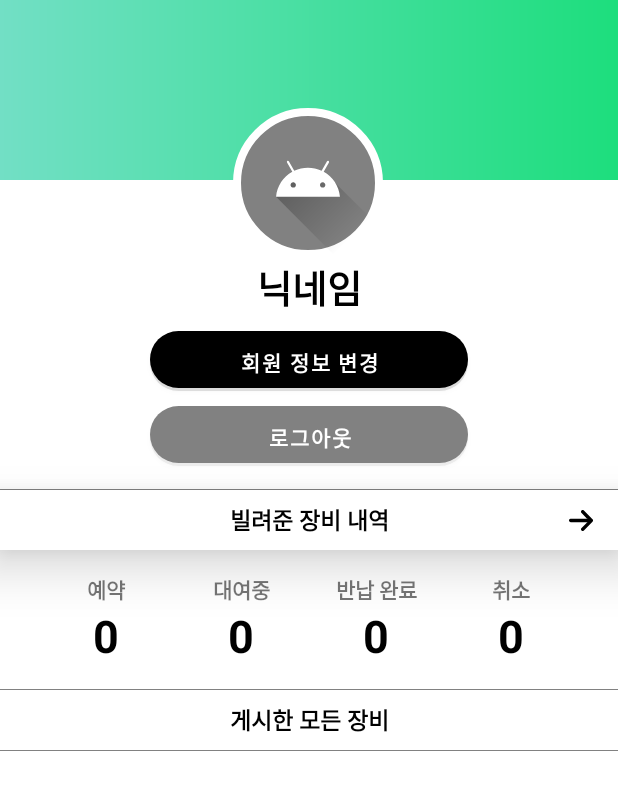
After one commit to KSangH/2021-Capstone-Design, an Android app: the MypageActivity screen opened directly, with no data from a screen before it, on a phone screen of 412 x 824 dp. The commit adds this screen. Shown: the top 790 px of the screen. Run offline under Robolectric (Android 15) with nearby library versions, the phone set to English and light mode, and no system bars.

Commit message:
MypageActivity design update -1차 완성
FilterActivity design update
-background color changed

```diff
--- a/Android/Campong/app/src/main/AndroidManifest.xml
+++ b/Android/Campong/app/src/main/AndroidManifest.xml
@@ -13,10 +13,11 @@
         android:roundIcon="@mipmap/ic_launcher_round"
         android:supportsRtl="true"
         android:theme="@style/Theme.Campong">
+        <activity android:name=".view.MypageActivity"></activity>
+
         <uses-library
             android:name="com.google.android.wearable"
             android:required="true" />
-
         <!--
                Set to true if your app is Standalone, that is, it does not require the handheld
                app to run.
--- /dev/null
+++ b/Android/Campong/app/src/main/java/com/basecamp/campong/view/MypageActivity.kt
@@ -0,0 +1,13 @@
+package com.basecamp.campong.view
+
+import androidx.appcompat.app.AppCompatActivity
+import android.os.Bundle
+import com.basecamp.campong.R
+
+class MypageActivity : AppCompatActivity() {
+    override fun onCreate(savedInstanceState: Bundle?) {
+        super.onCreate(savedInstanceState)
+        setContentView(R.layout.activity_mypage)
+    }
+
+}
--- /dev/null
+++ b/Android/Campong/app/src/main/res/drawable/ic_arrow_r.xml
@@ -0,0 +1,9 @@
+<vector xmlns:android="http://schemas.android.com/apk/res/android"
+    android:width="16dp"
+    android:height="14dp"
+    android:viewportWidth="447.24"
+    android:viewportHeight="383.56">
+  <path
+      android:fillColor="#FF000000"
+      android:pathData="M26.88,160.39a31.11,31.11 0,0 1,5.54 -0.41L347.94,159.98l-6.88,-3.2A63.87,63.87 0,0 1,323 143.98L234.5,55.5a33.11,33.11 0,0 1,-4.64 -42.4A32,32 0,0 1,274.58 6.16a33.26,33.26 0,0 1,3.28 2.76l160,160a32,32 0,0 1,0 45.25l0,0 -160,160A32,32 0,0 1,232.6 374.16a32.59,32.59 0,0 1,-2.74 -3.14,33.11 33.11,0 0,1 4.64,-42.4l88.32,-88.64a63.88,63.88 0,0 1,16 -11.68l9.6,-4.32L34.18,223.98A33.11,33.11 0,0 1,0.42 197.1,32 32,0 0,1 26.88,160.39Z"/>
+</vector>
--- /dev/null
+++ b/Android/Campong/app/src/main/res/drawable/profile_photo.xml
@@ -0,0 +1,10 @@
+<?xml version="1.0" encoding="utf-8"?>
+<selector xmlns:android="http://schemas.android.com/apk/res/android">
+    <item>
+        <shape android:shape="oval">
+            <solid android:color="#818181"></solid>
+            <stroke android:color="@color/white" android:width="5dp"></stroke>
+        </shape>
+    </item>
+
+</selector>
--- a/Android/Campong/app/src/main/res/layout/activity_filter.xml
+++ b/Android/Campong/app/src/main/res/layout/activity_filter.xml
@@ -5,7 +5,7 @@
     android:layout_width="match_parent"
     android:layout_height="match_parent"
     tools:context=".view.FilterActivity"
-    android:background="@color/white"
+    android:background="#f0f0f0"
     >
     <androidx.appcompat.widget.Toolbar
         xmlns:android="http://schemas.android.com/apk/res/android"
--- /dev/null
+++ b/Android/Campong/app/src/main/res/layout/activity_mypage.xml
@@ -0,0 +1,254 @@
+<?xml version="1.0" encoding="utf-8"?>
+<androidx.constraintlayout.widget.ConstraintLayout xmlns:android="http://schemas.android.com/apk/res/android"
+    xmlns:app="http://schemas.android.com/apk/res-auto"
+    xmlns:tools="http://schemas.android.com/tools"
+    android:layout_width="match_parent"
+    android:layout_height="match_parent"
+    tools:context=".view.MypageActivity"
+    android:background="@color/white">
+
+    <View
+        android:id="@+id/imageView2"
+        android:layout_width="0dp"
+        android:layout_height="120dp"
+        android:background="@drawable/background_main_color"
+        app:layout_constraintEnd_toEndOf="parent"
+        app:layout_constraintStart_toStartOf="parent"
+        app:layout_constraintTop_toTopOf="parent" />
+
+    <ImageView
+        android:id="@+id/profile"
+        android:layout_width="100dp"
+        android:layout_height="100dp"
+        android:layout_marginTop="72dp"
+        android:background="@drawable/profile_photo"
+        android:src="@drawable/ic_launcher_foreground"
+        app:layout_constraintEnd_toEndOf="parent"
+        app:layout_constraintHorizontal_bias="0.498"
+        app:layout_constraintStart_toStartOf="parent"
+        app:layout_constraintTop_toTopOf="@+id/imageView2" />
+
+    <TextView
+        android:id="@+id/textView"
+        android:layout_width="match_parent"
+        android:layout_height="wrap_content"
+        android:text="닉네임"
+        android:textColor="@color/black"
+        android:textStyle="bold"
+        android:textSize="25dp"
+        app:layout_constraintTop_toBottomOf="@id/profile"
+        android:textAlignment="center"/>
+
+    <Button
+        android:id="@+id/button"
+        android:layout_width="match_parent"
+        android:layout_height="40dp"
+        android:layout_marginHorizontal="100dp"
+        android:layout_marginVertical="10dp"
+        android:text="회원 정보 변경"
+        android:textStyle="bold"
+        android:background="@drawable/button_main_color"
+        app:backgroundTint="@color/black"
+        app:layout_constraintTop_toBottomOf="@id/textView"
+        />
+    <Button
+        android:id="@+id/button2"
+        android:layout_width="match_parent"
+        android:layout_height="40dp"
+        android:layout_marginHorizontal="100dp"
+        android:layout_marginVertical="10dp"
+        android:text="로그아웃"
+        android:textStyle="bold"
+        android:background="@drawable/button_main_color"
+        app:backgroundTint="#818181"
+        app:layout_constraintTop_toBottomOf="@id/button"
+
+        />
+
+    <View
+        android:id="@+id/divider"
+        android:layout_width="match_parent"
+        android:layout_height="0.8dp"
+        android:layout_marginVertical="15dp"
+        android:background="#818181"
+        app:layout_constraintTop_toBottomOf="@id/button2"
+        />
+
+
+    <FrameLayout
+        android:id="@+id/b_list"
+        android:layout_width="match_parent"
+        android:layout_height="40dp"
+        app:layout_constraintTop_toBottomOf="@id/divider"
+        android:orientation="horizontal"
+        android:background="@color/white"
+        android:elevation="20dp"
+        android:gravity="center"
+        >
+
+        <ImageButton
+            android:id="@+id/imageButton"
+            android:layout_width="50dp"
+            android:layout_height="match_parent"
+            android:background="#00FFFFFF"
+            android:layout_gravity="right"
+            app:srcCompat="@drawable/ic_arrow_r" />
+
+        <TextView
+            android:id="@+id/textView2"
+            android:layout_width="match_parent"
+            android:layout_height="match_parent"
+            android:gravity="center"
+            android:text="빌려준 장비 내역"
+            android:textAlignment="center"
+            android:textColor="@color/black"
+            android:textSize="15dp"
+            android:textStyle="bold" />
+
+    </FrameLayout>
+
+    <LinearLayout
+        android:id="@+id/state_lay"
+        android:layout_width="match_parent"
+        android:layout_height="wrap_content"
+        android:orientation="horizontal"
+        android:gravity="center"
+        app:layout_constraintTop_toBottomOf="@id/b_list">
+        <LinearLayout
+            android:layout_width="wrap_content"
+            android:layout_height="match_parent"
+            android:orientation="vertical"
+            android:gravity="center"
+            android:layout_marginHorizontal="10dp"
+            >
+            <TextView
+                android:layout_width="70dp"
+                android:layout_height="wrap_content"
+                android:paddingTop="15dp"
+                android:gravity="center"
+                android:text="예약"
+                android:textStyle="bold"
+                android:textAlignment="center"/>
+            <TextView
+                android:layout_width="match_parent"
+                android:layout_height="wrap_content"
+                android:gravity="center"
+                android:text="0"
+                android:textStyle="bold"
+                android:textColor="@color/black"
+                android:textAlignment="center"
+                android:textSize="30dp"/>
+
+        </LinearLayout>
+        <LinearLayout
+            android:layout_width="wrap_content"
+            android:layout_height="match_parent"
+            android:orientation="vertical"
+            android:gravity="center"
+            android:layout_marginHorizontal="10dp"
+            >
+            <TextView
+                android:layout_width="70dp"
+                android:layout_height="wrap_content"
+                android:paddingTop="15dp"
+                android:gravity="center"
+                android:text="대여중"
+                android:textStyle="bold"
+                android:textAlignment="center"/>
+            <TextView
+                android:layout_width="match_parent"
+                android:layout_height="wrap_content"
+                android:gravity="center"
+                android:text="0"
+                android:textStyle="bold"
+                android:textColor="@color/black"
+                android:textAlignment="center"
+                android:textSize="30dp"/>
+
+        </LinearLayout>
+
+        <LinearLayout
+            android:layout_width="wrap_content"
+            android:layout_height="match_parent"
+            android:orientation="vertical"
+            android:gravity="center"
+            android:layout_marginHorizontal="10dp">
+            <TextView
+                android:layout_width="70dp"
+                android:layout_height="wrap_content"
+                android:paddingTop="15dp"
+                android:gravity="center"
+                android:text="반납 완료"
+                android:textStyle="bold"
+                android:textAlignment="center"/>
+            <TextView
+                android:layout_width="match_parent"
+                android:layout_height="wrap_content"
+                android:gravity="center"
+                android:text="0"
+                android:textStyle="bold"
+                android:textColor="@color/black"
+                android:textAlignment="center"
+                android:textSize="30dp"/>
+
+        </LinearLayout>
+
+        <LinearLayout
+            android:layout_width="wrap_content"
+            android:layout_height="match_parent"
+            android:orientation="vertical"
+            android:gravity="center"
+            android:layout_marginHorizontal="10dp">
+            <TextView
+                android:layout_width="70dp"
+                android:layout_height="wrap_content"
+                android:paddingTop="15dp"
+                android:gravity="center"
+                android:text="취소"
+                android:textStyle="bold"
+                android:textAlignment="center"/>
+
+            <TextView
+                android:layout_width="match_parent"
+                android:layout_height="wrap_content"
+                android:gravity="center"
+                android:text="0"
+                android:textStyle="bold"
+                android:textColor="@color/black"
+                android:textAlignment="center"
+                android:textSize="30dp"/>
+        </LinearLayout>
+
+    </LinearLayout>
+
+    <View
+        android:id="@+id/divider2"
+        android:layout_width="match_parent"
+        android:layout_height="0.8dp"
+        android:layout_marginVertical="15dp"
+        android:background="#818181"
+        app:layout_constraintTop_toBottomOf="@id/state_lay"
+        />
+
+    <TextView
+        android:id="@+id/textView3"
+        android:layout_width="match_parent"
+        android:layout_height="40dp"
+        android:gravity="center"
+        android:text="게시한 모든 장비"
+        android:textAlignment="center"
+        android:textColor="@color/black"
+        android:textSize="15dp"
+        android:textStyle="bold"
+        app:layout_constraintTop_toBottomOf="@id/divider2"
+        />
+    <View
+        android:id="@+id/divider3"
+        android:layout_width="match_parent"
+        android:layout_height="0.5dp"
+        android:background="#818181"
+        app:layout_constraintTop_toBottomOf="@id/textView3"
+        />
+
+
+</androidx.constraintlayout.widget.ConstraintLayout>
```
